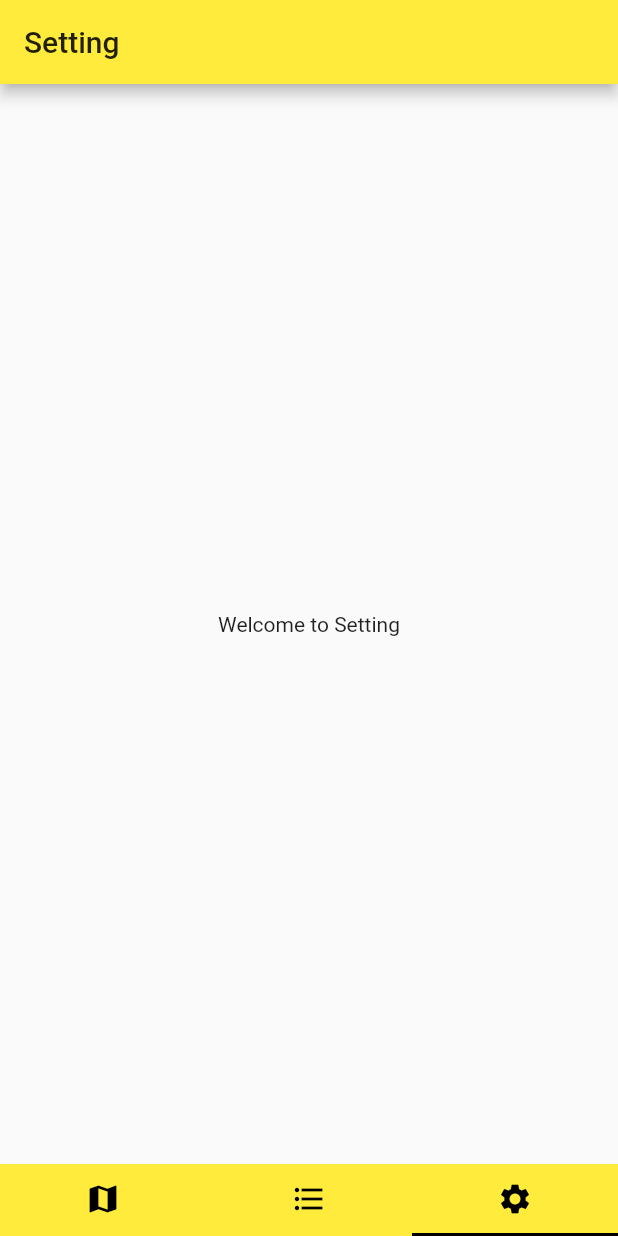
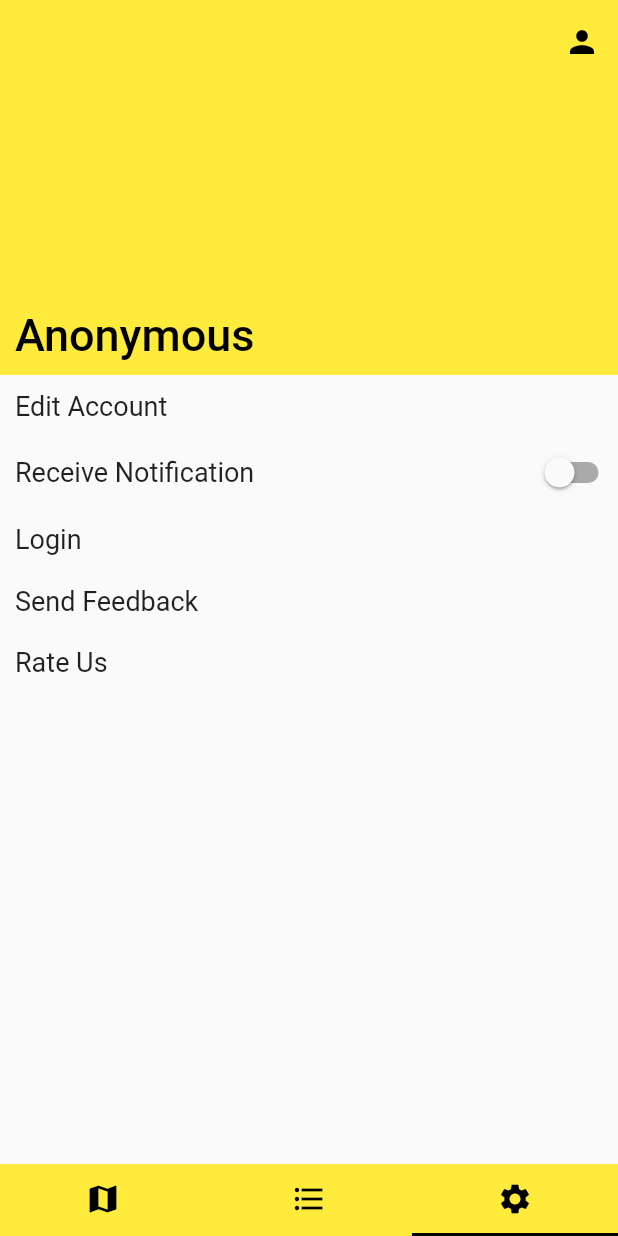
Before and after one commit to swarup260/clone-sharebuddyapp, a Flutter app: the screen it shows after launch, item 3 of the bottom bar chosen, on a phone screen of 412 x 824 dp. Run offline on Flutter 3.47's test engine with Material 2 defaults, Android fonts, the phone set to English and light mode, and no system bars; Roboto replaces fonts that are missing (Rubik).

Commit message:
user setting option field added

```diff
--- a/lib/tabs/setting.dart
+++ b/lib/tabs/setting.dart
@@ -1,15 +1,241 @@
 import 'package:flutter/material.dart';
 
 class SettingTab extends StatelessWidget {
+  List<Widget> _list = [
+    SettingField(label_name: 'Edit Account'),
+    ReceiveNotification(),
+    SettingField(label_name: 'Login'),
+    SettingField(label_name: 'Send Feedback'),
+    SettingField(label_name: 'Rate Us')
+  ];
   @override
   Widget build(BuildContext context) {
     return Scaffold(
-      appBar: AppBar(
-        title: Text('Setting'),
-      ),
-      body: Center(
-        child: Text('Welcome to Setting'),
-      ),
+      body: NestedSetting(list: _list),
     );
   }
 }
+
+class Setting extends StatelessWidget {
+  const Setting({
+    Key key,
+    @required List<String> list,
+  })  : _list = list,
+        super(key: key);
+
+  final List<String> _list;
+
+  @override
+  Widget build(BuildContext context) {
+    return CustomScrollView(
+      slivers: <Widget>[
+        SliverAppBar(
+          pinned: true,
+          snap: false,
+          floating: true,
+          expandedHeight: 300.0,
+          flexibleSpace: FlexibleSpaceBar(
+            title: Align(
+              child: Text(
+                'Anonymous',
+                style: TextStyle(letterSpacing: 1),
+              ),
+              alignment: Alignment.bottomLeft,
+            ),
+          ),
+          actions: <Widget>[
+            IconButton(
+              icon: Icon(Icons.person),
+              tooltip: 'User',
+              onPressed: () {},
+            )
+          ],
+        ),
+        SliverFixedExtentList(
+          itemExtent: 50.0,
+          delegate:
+              SliverChildBuilderDelegate((BuildContext context, int index) {
+            return Padding(
+              child: Container(
+                child: Text(
+                  _list[index],
+                  style: TextStyle(fontSize: 20),
+                ),
+              ),
+              padding: EdgeInsets.all(10),
+            );
+          }, childCount: 5),
+        ),
+      ],
+    );
+  }
+}
+
+class NestedSetting extends StatelessWidget {
+  final List<Widget> _list;
+  NestedSetting({
+    Key key,
+    @required List<Widget> list,
+  })  : _list = list,
+        super(key: key);
+
+  @override
+  Widget build(BuildContext context) {
+    return NestedScrollView(
+        headerSliverBuilder: (BuildContext context, bool innerBoxIsScrolled) {
+          return <Widget>[
+            SliverAppBar(
+              expandedHeight: 250,
+              floating: false,
+              pinned: true,
+              snap: false,
+              flexibleSpace: FlexibleSpaceBar(
+                titlePadding: EdgeInsets.all(10),
+                title: Text('Anonymous'),
+              ),
+              actions: <Widget>[
+                IconButton(
+                  icon: Icon(Icons.person),
+                  tooltip: 'User',
+                  onPressed: () {},
+                )
+              ],
+            )
+          ];
+        },
+        body: ConstrainedBox(
+          constraints: BoxConstraints.expand(),
+          child: ListView.builder(
+            itemCount: _list.length,
+            itemBuilder: (BuildContext context, int index) {
+              return _list[index];
+            },
+          ),
+        ));
+  }
+}
+
+class ReceiveNotification extends StatefulWidget {
+  final Widget child;
+
+  ReceiveNotification({Key key, this.child}) : super(key: key);
+
+  _ReceiveNotificationState createState() => _ReceiveNotificationState();
+}
+
+class _ReceiveNotificationState extends State<ReceiveNotification> {
+  @override
+  bool enabled = false;
+  Widget build(BuildContext context) {
+    return new Row(
+      mainAxisAlignment: MainAxisAlignment.spaceBetween,
+      children: <Widget>[
+        Flexible(
+          child: Padding(
+            child: Text(
+              'Receive Notification',
+              style: TextStyle(fontSize: 18),
+            ),
+            padding: EdgeInsets.all(10),
+          ),
+        ),
+        Flexible(
+          child: Switch(
+            value: enabled,
+            onChanged: (bool enabled) {
+              setState(() {
+                enabled = true;
+              });
+            },
+          ),
+        )
+      ],
+    );
+  }
+}
+
+class SettingField extends StatelessWidget {
+  final String label_name;
+  SettingField({Key key, @required String label_name})
+      : label_name = label_name,
+        super(key: key);
+
+  @override
+  Widget build(BuildContext context) {
+    Function onTap2 = () {
+      switch (label_name) {
+        case 'Send Feedback':
+          showDialog(
+              context: context,
+              builder: (BuildContext context) {
+                return AlertDialog(
+                  content: Text('Send FeedBack'),
+                  actions: <Widget>[
+                    FlatButton(
+                      child: Icon(Icons.send),
+                      onPressed: () {
+                        Navigator.of(context).pop();
+                      },
+                    )
+                  ],
+                );
+              });
+          break;
+        case 'Rate Us':
+          showDialog(
+              context: context,
+              builder: (BuildContext context) {
+                return AlertDialog(
+                  content: Icon(Icons.star),
+                  actions: <Widget>[
+                    FlatButton(
+                      child: Icon(Icons.check_circle),
+                      onPressed: () {
+                        Navigator.of(context).pop();
+                      },
+                    )
+                  ],
+                );
+              });
+          break;
+        default:
+          Scaffold.of(context).showSnackBar(SnackBar(
+            content: Text('tap working'),
+          ));
+      }
+    };
+    return GestureDetector(
+      child: Padding(
+        child: Container(
+          child: Text(
+            label_name,
+            style: TextStyle(fontSize: 18),
+          ),
+        ),
+        padding: EdgeInsets.all(10),
+      ),
+      onTap: onTap2,
+    );
+  }
+}
+
+// Row(
+//         crossAxisAlignment: CrossAxisAlignment.stretch,
+//         children: <Widget>[
+//           Container(
+//             child: Text(
+//               'Receive Notification',
+//               style: TextStyle(fontSize: 20),
+//             ),
+//             height: 30,
+//           ),
+//           Switch(
+//             value: enabled,
+//             onChanged: (bool enabled) {
+//               setState(() {
+//                 enabled = true;
+//               });
+//             },
+//           )
+//         ],
+//       )
```
